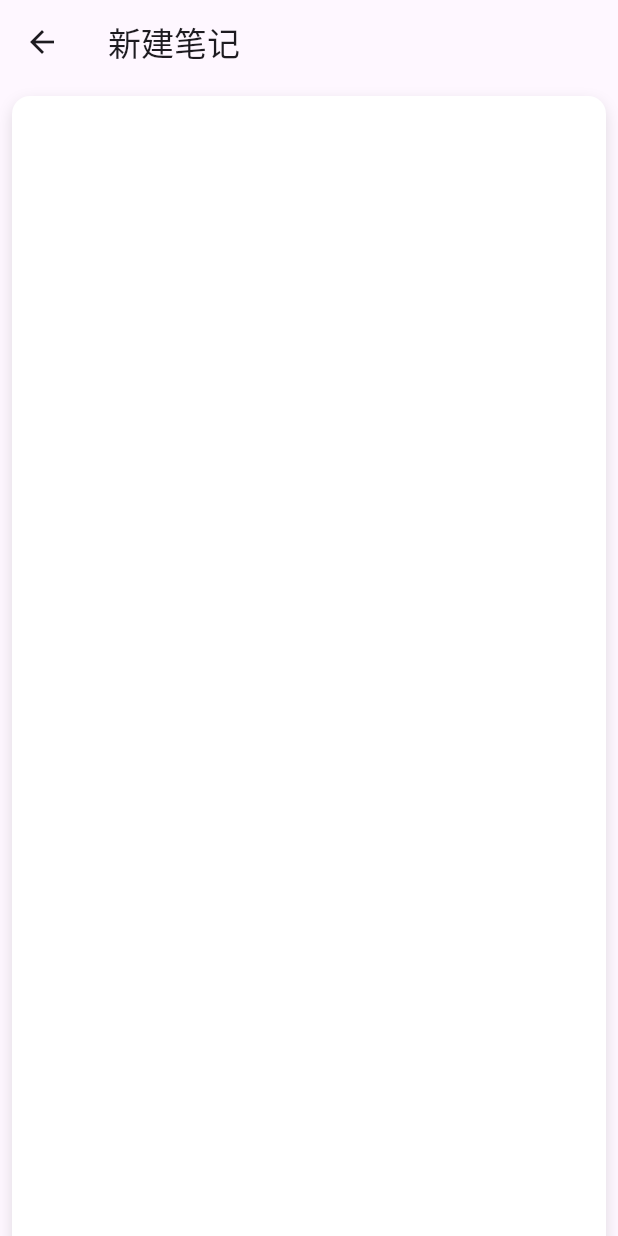
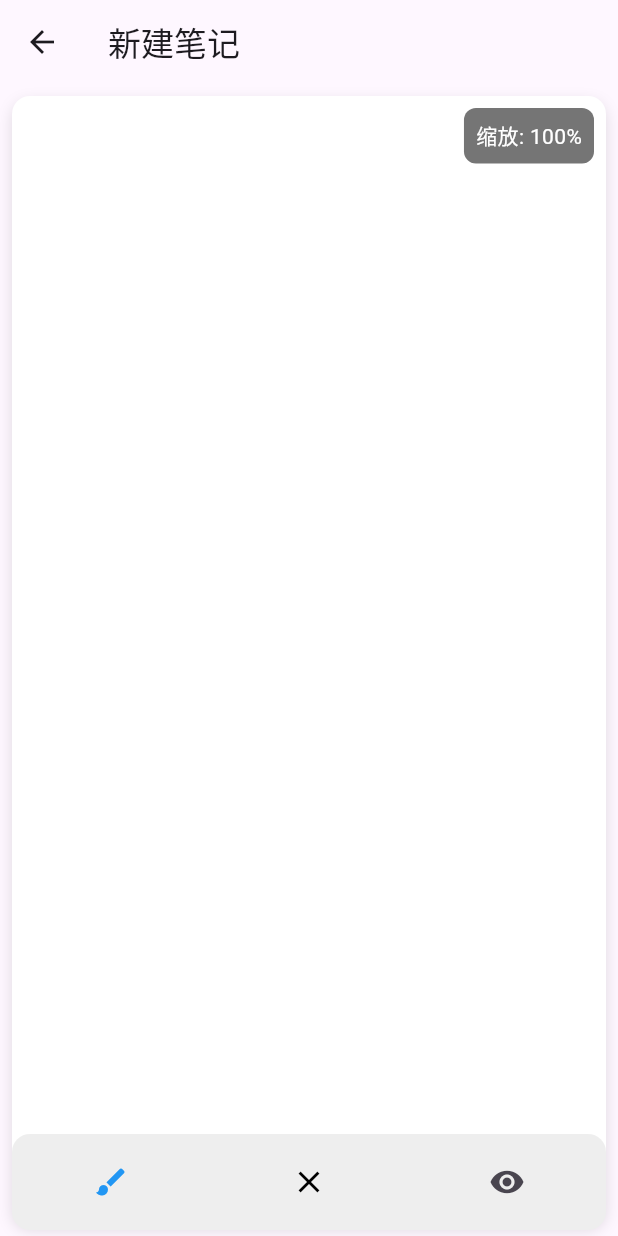
Before and after one commit to wenchaoh997/MyDayBook, a Flutter app: the CanvasPage screen opened directly, on a phone screen of 412 x 824 dp. Run offline on Flutter 3.47's test engine with Material 3 defaults, Android fonts, the phone set to English and light mode, and no system bars.

Commit message:
缩略图隐藏 + 画布缩放

```diff
--- a/lib/views/canvas_page.dart
+++ b/lib/views/canvas_page.dart
@@ -12,6 +12,32 @@ class CanvasPageState extends State<CanvasPage> {
   String selectedTool = 'brush';
   // 示例页面数据
   List<int> pages = List.generate(5, (index) => index + 1); // 假设有5页
+  // 控制页面缩略图的可见性
+  bool isThumbnailsVisible = false;
+  // TransformationController用于控制缩放和平移
+  final TransformationController _transformationController =
+      TransformationController();
+  // 缩放比例
+  double _currentScale = 1.0;
+
+  @override
+  void initState() {
+    super.initState();
+    _transformationController.addListener(_onScaleChanged);
+  }
+
+  @override
+  void dispose() {
+    _transformationController.removeListener(_onScaleChanged);
+    _transformationController.dispose();
+    super.dispose();
+  }
+
+  void _onScaleChanged() {
+    setState(() {
+      _currentScale = _transformationController.value.getMaxScaleOnAxis();
+    });
+  }
 
   @override
   Widget build(BuildContext context) {
@@ -19,17 +45,53 @@ class CanvasPageState extends State<CanvasPage> {
       appBar: AppBar(
         title: Text('新建笔记'),
       ),
-      body: Column(
-        mainAxisAlignment: MainAxisAlignment.spaceBetween,
+      body: Stack(
         children: [
-          CanvasArea(
+          // 画布区域
+          Positioned.fill(
+            child: InteractiveViewer(
+              transformationController: _transformationController,
+              panEnabled: true, // 允许平移
+              scaleEnabled: true, // 允许缩放
+              minScale: 0.5, // 最小缩放比例
+              maxScale: 3.5, // 最大缩放比例
+              child: CanvasArea(
                 selectedTool: selectedTool,
               ),
-          PageThumbnails(
+            ),
+          ),
+          // 缩放比例显示
+          Positioned(
+            top: 16.0,
+            right: 16.0,
+            child: Container(
+              padding: EdgeInsets.all(8.0),
+              decoration: BoxDecoration(
+                color: Colors.black54,
+                borderRadius: BorderRadius.circular(8.0),
+              ),
+              child: Text(
+                '缩放: ${(_currentScale * 100).toStringAsFixed(0)}%',
+                style: TextStyle(color: Colors.white),
+              ),
+            ),
+          ),
+          // 页面缩略图和工具栏
+          Column(
+            mainAxisAlignment: MainAxisAlignment.end,
+            children: [
+              AnimatedContainer(
+                duration: Duration(milliseconds: 300),
+                height: isThumbnailsVisible ? 100.0 : 0.0,
+                child: Visibility(
+                  visible: isThumbnailsVisible,
+                  child: PageThumbnails(
                     pages: pages,
                     onPageSelected: (int pageIndex) {
                       // 选择页面的逻辑
                     },
+                  ),
+                ),
               ),
               ToolBar(
                 selectedTool: selectedTool,
@@ -38,6 +100,14 @@ class CanvasPageState extends State<CanvasPage> {
                     selectedTool = tool;
                   });
                 },
+                onToggleThumbnails: () {
+                  setState(() {
+                    isThumbnailsVisible = !isThumbnailsVisible;
+                  });
+                },
+                isThumbnailsVisible: isThumbnailsVisible,
+              ),
+            ],
           ),
         ],
       ),
@@ -130,9 +200,16 @@ class PageThumbnails extends StatelessWidget {
 class ToolBar extends StatelessWidget {
   final String selectedTool;
   final Function(String) onToolSelected;
+  final VoidCallback onToggleThumbnails;
+  final bool isThumbnailsVisible;
 
-  const ToolBar(
-      {super.key, required this.selectedTool, required this.onToolSelected});
+  const ToolBar({
+    super.key,
+    required this.selectedTool,
+    required this.onToolSelected,
+    required this.onToggleThumbnails,
+    required this.isThumbnailsVisible,
+  });
 
   @override
   Widget build(BuildContext context) {
@@ -156,6 +233,11 @@ class ToolBar extends StatelessWidget {
             color: selectedTool == 'eraser' ? Colors.blue : Colors.black,
             onPressed: () => onToolSelected('eraser'),
           ),
+          IconButton(
+            icon: Icon(
+                isThumbnailsVisible ? Icons.visibility_off : Icons.visibility),
+            onPressed: onToggleThumbnails,
+          ),
         ],
       ),
     );
```
Lines whose indentation alone changed are shown as unchanged.
